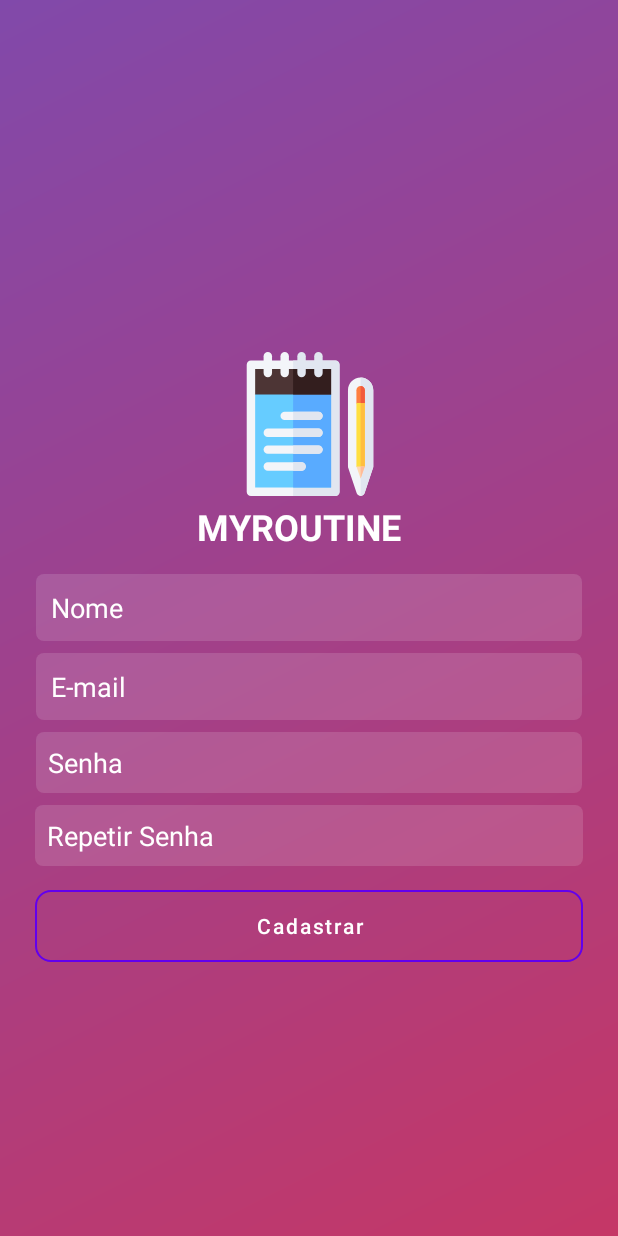
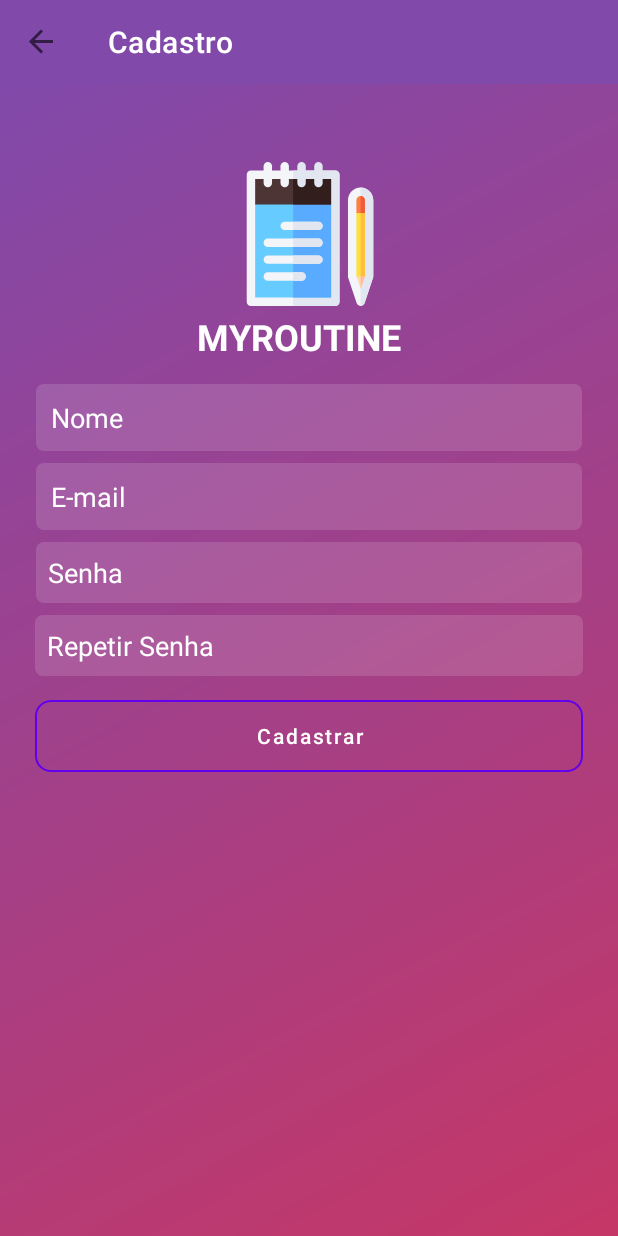
Before and after one commit to gbagabriel5/myroutine-app, an Android app: the CadastroFragment screen opened through its navigation route, on a phone screen of 412 x 824 dp. Run offline under Robolectric (Android 15) with nearby library versions, the phone set to English and light mode, and no system bars; our stand-ins replace Room's generated code, navigation-ui.

Commit message:
mudanças no fluxo de navegação, layouts, e outras validações

```diff
--- a/app/src/main/java/com/gba/myroutine/ui/activity/MainActivity.kt
+++ b/app/src/main/java/com/gba/myroutine/ui/activity/MainActivity.kt
@@ -1,5 +1,6 @@
 package com.gba.myroutine.ui.activity
 
+import android.graphics.Color
 import androidx.appcompat.app.AppCompatActivity
 import android.os.Bundle
 import android.view.View
@@ -37,12 +38,23 @@ class MainActivity : AppCompatActivity() {
             when (destination.id) {
                 R.id.fragmentLogin -> {
                     toolbar_principal.visibility = View.GONE
+                    toolbar_principal.setTitleTextColor(Color.BLACK)
+                    toolbar_principal.setBackgroundColor(Color.TRANSPARENT)
                 }
                 R.id.fragmentTarefas -> {
                     toolbar_principal.visibility = View.VISIBLE
+                    toolbar_principal.setTitleTextColor(Color.BLACK)
+                    toolbar_principal.setBackgroundColor(Color.TRANSPARENT)
                 }
                 R.id.fragmentCadastroTarefas -> {
                     toolbar_principal.visibility = View.VISIBLE
+                    toolbar_principal.setTitleTextColor(Color.BLACK)
+                    toolbar_principal.setBackgroundColor(Color.TRANSPARENT)
+                }
+                R.id.fragmentCadastro -> {
+                    toolbar_principal.visibility = View.VISIBLE
+                    toolbar_principal.setTitleTextColor(Color.WHITE)
+                    toolbar_principal.setBackgroundColor(Color.parseColor("#8149aa"))
                 }
             }
         }
--- a/app/src/main/java/com/gba/myroutine/ui/fragment/CadastroFragment.kt
+++ b/app/src/main/java/com/gba/myroutine/ui/fragment/CadastroFragment.kt
@@ -9,6 +9,7 @@ import android.widget.Toast
 import androidx.lifecycle.Observer
 import androidx.lifecycle.ViewModelProvider
 import androidx.navigation.findNavController
+import androidx.navigation.fragment.findNavController
 import com.gba.myroutine.R
 import com.gba.myroutine.model.Usuario
 import com.gba.myroutine.ui.viewmodel.CadastroViewModel
@@ -50,8 +51,7 @@ class CadastroFragment : Fragment() {
                             }
                             viewModel.save(usuario)
                             progressCadastro.visibility = View.VISIBLE
-                            view.findNavController()
-                                .navigate(R.id.action_fragmentCadastro_to_fragmentLogin)
+                            findNavController().popBackStack()
                         } else {
                             Toast.makeText(context, "As senhas não conincidem!",
                                 Toast.LENGTH_SHORT).show()
--- a/app/src/main/java/com/gba/myroutine/ui/fragment/LoginFragment.kt
+++ b/app/src/main/java/com/gba/myroutine/ui/fragment/LoginFragment.kt
@@ -22,7 +22,7 @@ class LoginFragment : Fragment() {
     override fun onCreate(savedInstanceState: Bundle?) {
         super.onCreate(savedInstanceState)
         viewModel = ViewModelProvider(this).get(LoginViewModel::class.java)
-        viewModel.verificaUsuarioLogado()
+
     }
 
     override fun onCreateView(
@@ -35,20 +35,28 @@ class LoginFragment : Fragment() {
 
     override fun onViewCreated(view: View, savedInstanceState: Bundle?) {
         super.onViewCreated(view, savedInstanceState)
+
         logar()
         txtCadastreSe.setOnClickListener {
             it.findNavController().navigate(R.id.action_loginFragment_to_cadastroFragment)
         }
-
     }
 
-    private fun logar() {
+    override fun onResume() {
+        super.onResume()
+         viewModel.verificaUsuarioLogado()
+        observer()
+    }
+
+    private fun observer() {
         viewModel.usuarioLogado.observe(viewLifecycleOwner, Observer {
             if (it) {
                 var controller = findNavController()
                 controller.navigate(R.id.action_loginFragment_to_tarefasFragment)
             }
         })
+    }
+    private fun logar() {
         btnLogar.setOnClickListener { view ->
             if(editEmail.text.toString().isNotBlank()) {
                 if(editSenha.text.toString().isNotBlank()) {
--- a/app/src/main/java/com/gba/myroutine/ui/listener/TarefasListener.kt
+++ b/app/src/main/java/com/gba/myroutine/ui/listener/TarefasListener.kt
@@ -2,5 +2,4 @@ package com.gba.myroutine.ui.listener
 
 interface TarefasListener {
     fun onClick(id: Int)
-    fun onDelete(id: Int)
 }
--- a/app/src/main/java/com/gba/myroutine/ui/viewmodel/CadastroTarefaViewModel.kt
+++ b/app/src/main/java/com/gba/myroutine/ui/viewmodel/CadastroTarefaViewModel.kt
@@ -17,7 +17,7 @@ class CadastroTarefaViewModel(application: Application) : AndroidViewModel(appli
     val tarefaSalva : LiveData<Boolean> = mTarefaSalva
 
     private var mTarefaRemovida = MutableLiveData<Boolean>()
-    val tarefaRemovida : LiveData<Boolean> = mTarefaSalva
+    val tarefaRemovida : LiveData<Boolean> = mTarefaRemovida
 
     private var mTarefa = MutableLiveData<Tarefa>()
     val tarefa : LiveData<Tarefa> = mTarefa
@@ -30,7 +30,7 @@ class CadastroTarefaViewModel(application: Application) : AndroidViewModel(appli
     }
 
     fun delete(id: Int) {
-        mTarefaSalva.value = repository.delete(Tarefa().apply {this.id = id})
+        mTarefaRemovida.value = repository.delete(Tarefa().apply {this.id = id})
     }
 
     fun load(id: Int) {
--- a/app/src/main/java/com/gba/myroutine/ui/viewmodel/LoginViewModel.kt
+++ b/app/src/main/java/com/gba/myroutine/ui/viewmodel/LoginViewModel.kt
@@ -34,6 +34,8 @@ class LoginViewModel(application: Application) : AndroidViewModel(application) {
         if(!email.isNullOrBlank()) {
             val usuario: Usuario? = repository.getByEmail(email)
             usuario?.let { mUsuarioLogado.value = true }
+        } else {
+            mUsuarioLogado.value = false
         }
     }
 }
--- a/app/src/main/java/com/gba/myroutine/ui/viewmodel/TarefasViewModel.kt
+++ b/app/src/main/java/com/gba/myroutine/ui/viewmodel/TarefasViewModel.kt
@@ -15,7 +15,6 @@ class TarefasViewModel(application: Application) : AndroidViewModel(application)
 
     private val sharedPreferences = LoginPreferences(application)
 
-
     private val mTarefaList = MutableLiveData<List<Tarefa>>()
     val tarefaList: LiveData<List<Tarefa>> = mTarefaList
 
--- /dev/null
+++ b/app/src/main/res/anim/slide_in.xml
@@ -0,0 +1,6 @@
+<?xml version="1.0" encoding="utf-8"?>
+<translate xmlns:android="http://schemas.android.com/apk/res/android"
+    android:duration="@android:integer/config_longAnimTime"
+    android:interpolator="@android:anim/decelerate_interpolator"
+    android:fromXDelta="100%"
+    android:toXDelta="0%" />
--- /dev/null
+++ b/app/src/main/res/anim/slide_out.xml
@@ -0,0 +1,6 @@
+<?xml version="1.0" encoding="utf-8"?>
+<translate xmlns:android="http://schemas.android.com/apk/res/android"
+    android:duration="@android:integer/config_longAnimTime"
+    android:interpolator="@android:anim/decelerate_interpolator"
+    android:fromXDelta="0%"
+    android:toXDelta="100%" />
--- a/app/src/main/res/layout/fragment_cadastro.xml
+++ b/app/src/main/res/layout/fragment_cadastro.xml
@@ -1,5 +1,5 @@
 <?xml version="1.0" encoding="utf-8"?>
-<androidx.constraintlayout.widget.ConstraintLayout xmlns:android="http://schemas.android.com/apk/res/android"
+<androidx.core.widget.NestedScrollView xmlns:android="http://schemas.android.com/apk/res/android"
     xmlns:app="http://schemas.android.com/apk/res-auto"
     xmlns:tools="http://schemas.android.com/tools"
     android:layout_width="match_parent"
@@ -7,7 +7,9 @@
     android:background="@drawable/background_degrade"
     tools:context=".ui.fragment.CadastroFragment">
 
-
+    <androidx.constraintlayout.widget.ConstraintLayout
+        android:layout_width="match_parent"
+        android:layout_height="match_parent">
     <androidx.constraintlayout.widget.ConstraintLayout
         android:id="@+id/constraint_img"
         android:layout_width="180dp"
@@ -125,6 +127,7 @@
             android:layout_marginStart="23dp"
             android:layout_marginTop="16dp"
             android:layout_marginEnd="23dp"
+            android:layout_marginBottom="16dp"
             android:background="@drawable/background_botao"
             android:text="Cadastrar"
             android:textAllCaps="false"
@@ -146,5 +149,5 @@
         app:layout_constraintStart_toStartOf="parent"
         app:layout_constraintTop_toBottomOf="@+id/btnCadastrar" />
 
-
     </androidx.constraintlayout.widget.ConstraintLayout>
+</androidx.core.widget.NestedScrollView>
--- a/app/src/main/res/layout/fragment_tarefas.xml
+++ b/app/src/main/res/layout/fragment_tarefas.xml
@@ -4,16 +4,17 @@
     xmlns:tools="http://schemas.android.com/tools"
     android:layout_width="match_parent"
     android:layout_height="match_parent"
+    android:background="#8DF1F1F1"
     tools:context=".ui.fragment.TarefasFragment">
 
     <androidx.recyclerview.widget.RecyclerView
         android:id="@+id/recyclerTarefas"
         android:layout_width="match_parent"
         android:layout_height="match_parent"
+        android:backgroundTint="#918C8C"
         app:layout_constraintBottom_toBottomOf="parent"
         app:layout_constraintEnd_toEndOf="parent"
-        app:layout_constraintTop_toTopOf="parent"
-         >
+        app:layout_constraintTop_toTopOf="parent">
 
     </androidx.recyclerview.widget.RecyclerView>
 
--- a/app/src/main/res/navigation/navi_graph.xml
+++ b/app/src/main/res/navigation/navi_graph.xml
@@ -7,23 +7,23 @@
     <fragment
         android:id="@+id/fragmentCadastro"
         android:name="com.gba.myroutine.ui.fragment.CadastroFragment"
-        android:label="fragment_cadastro"
-        tools:layout="@layout/fragment_cadastro" >
-        <action
-            android:id="@+id/action_fragmentCadastro_to_fragmentLogin"
-            app:destination="@id/fragmentLogin" />
-    </fragment>
+        android:label="Cadastro"
+        tools:layout="@layout/fragment_cadastro" />
     <fragment
         android:id="@+id/fragmentLogin"
         android:name="com.gba.myroutine.ui.fragment.LoginFragment"
         android:label="fragment_login"
-        tools:layout="@layout/fragment_login" >
+        tools:layout="@layout/fragment_login">
         <action
             android:id="@+id/action_loginFragment_to_cadastroFragment"
-            app:destination="@id/fragmentCadastro" />
+            app:destination="@id/fragmentCadastro"
+            app:enterAnim="@anim/slide_in"
+            app:popExitAnim="@anim/slide_out"/>
         <action
             android:id="@+id/action_loginFragment_to_tarefasFragment"
-            app:destination="@id/fragmentTarefas" />
+            app:destination="@id/fragmentTarefas"
+            app:enterAnim="@anim/slide_in"
+            app:popExitAnim="@anim/slide_out"/>
     </fragment>
     <fragment
         android:id="@+id/fragmentTarefas"
@@ -32,19 +32,15 @@
         tools:layout="@layout/fragment_tarefas">
         <action
             android:id="@+id/action_fragmentTarefas_to_fragmentCadastroTarefas"
-            app:destination="@id/fragmentCadastroTarefas" />
-        <action
-            android:id="@+id/action_fragmentTarefas_to_fragmentLogin"
-            app:destination="@id/fragmentLogin" />
+            app:destination="@id/fragmentCadastroTarefas"
+            app:enterAnim="@anim/slide_in"
+            app:popExitAnim="@anim/slide_out"/>
     </fragment>
     <fragment
         android:id="@+id/fragmentCadastroTarefas"
         android:name="com.gba.myroutine.ui.fragment.CadastroTarefaFragment"
         android:label="Tarefa"
         tools:layout="@layout/fragment_cadastro_tarefa">
-        <action
-            android:id="@+id/action_fragmentCadastroTarefas_to_fragmentTarefas"
-            app:destination="@id/fragmentTarefas" />
         <argument
             android:name="id"
             app:argType="integer" />
```
Also changed, not shown: app/src/main/java/com/gba/myroutine/ui/adapter/TarefasAdapter.kt (+11 -18 lines), app/src/main/java/com/gba/myroutine/ui/fragment/CadastroTarefaFragment.kt (+8 -9 lines), app/src/main/java/com/gba/myroutine/ui/fragment/TarefasFragment.kt (+5 -12 lines), app/src/main/res/layout/card_tarefa.xml (+28 -7 lines), app/src/main/res/layout/fragment_cadastro_tarefa.xml (+26 -9 lines). Lines whose indentation alone changed are shown as unchanged.
